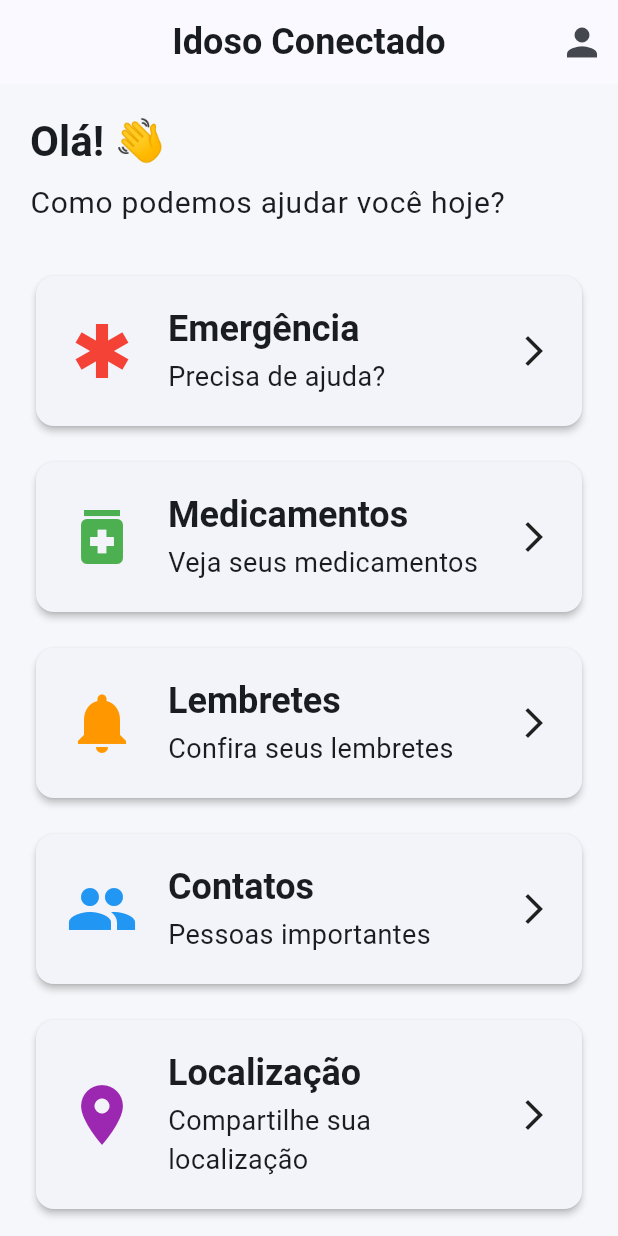
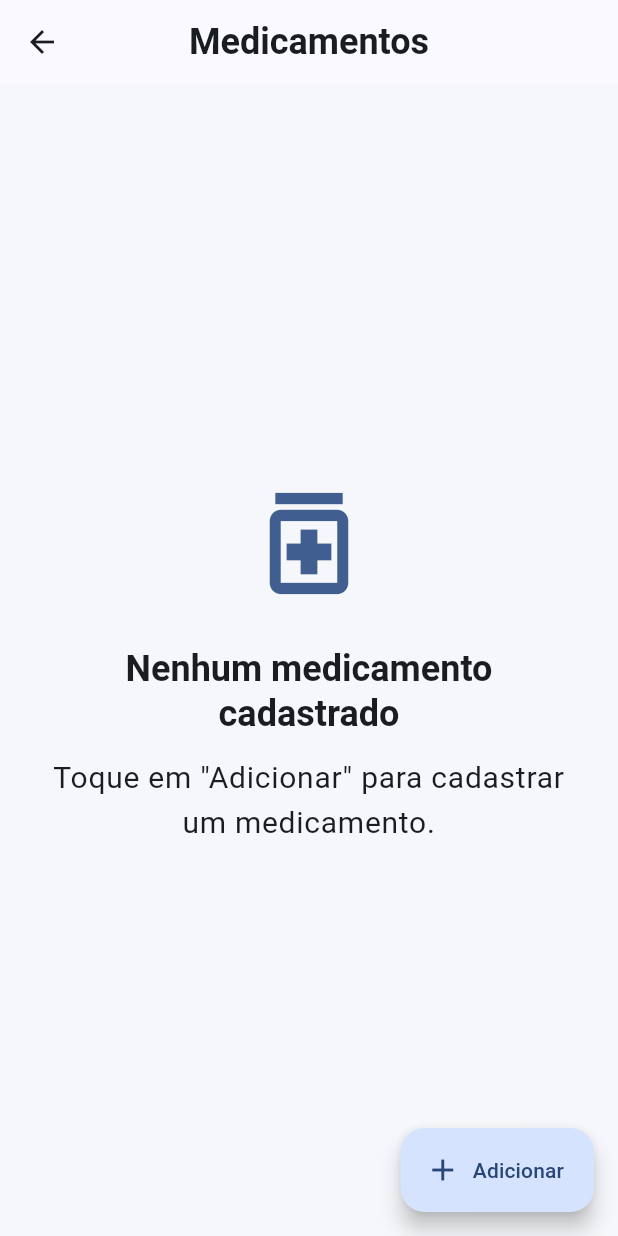
Before and after one commit to Daggorhorn/Idoso_Conectado, a Flutter app: the screen it shows after launch, after a tap on "Medicamentos", on a phone screen of 412 x 824 dp. Run offline on Flutter 3.47's test engine with Material 3 defaults, Android fonts, the phone set to English and light mode, and no system bars; our stand-ins replace shared_preferences.

Commit message:
feat: implement medication management and persistence

```diff
--- a/lib/app/routes.dart
+++ b/lib/app/routes.dart
@@ -1,9 +1,11 @@
 import 'package:flutter/material.dart';
 
+import '../screens/splash/splash_screen.dart';
+import '../screens/home/home_screen.dart';
 import '../screens/emergency/emergency_screen.dart';
-import '../screens/home/home_screen.dart';
 import '../screens/profile/profile_screen.dart';
-import '../screens/splash/splash_screen.dart';
+import '../screens/medications/medications_screen.dart';
+import '../screens/medications/add_medication_screen.dart';
 
 class AppRoutes {
 
@@ -11,11 +13,15 @@ class AppRoutes {
   static const String home = '/home';
   static const String emergency = '/emergency';
   static const String profile = '/profile';
+  static const String medications = '/medications';
+  static const String addMedication = '/add-medication';
 
   static Map<String, WidgetBuilder> get routes => {
         splash: (context) => const SplashScreen(),
         home: (context) => const HomeScreen(),
         emergency: (context) => const EmergencyScreen(),
         profile: (context) => const ProfileScreen(),
+        medications: (context) => const MedicationsScreen(),
+        addMedication: (context) => const AddMedicationScreen(),
       };
 }
--- /dev/null
+++ b/lib/models/medicamento.dart
@@ -0,0 +1,31 @@
+class Medicamento {
+  final String nome;
+  final String dosagem;
+  final String horario;
+  final String frequencia;
+
+  const Medicamento({
+    required this.nome,
+    required this.dosagem,
+    required this.horario,
+    required this.frequencia,
+  });
+
+  Map<String, dynamic> toMap() {
+    return {
+      'nome': nome,
+      'dosagem': dosagem,
+      'horario': horario,
+      'frequencia': frequencia,
+    };
+  }
+
+  factory Medicamento.fromMap(Map<String, dynamic> map) {
+    return Medicamento(
+      nome: map['nome'] as String,
+      dosagem: map['dosagem'] as String,
+      horario: map['horario'] as String,
+      frequencia: map['frequencia'] as String,
+    );
+  }
+}
--- a/lib/screens/home/home_screen.dart
+++ b/lib/screens/home/home_screen.dart
@@ -66,7 +66,12 @@ class HomeScreen extends StatelessWidget {
                 title: 'Medicamentos',
                 subtitle: 'Veja seus medicamentos',
                 color: Colors.green,
-                onTap: () {},
+                onTap: () {
+                  Navigator.pushNamed(
+                    context,
+                    AppRoutes.medications,
+                  );
+                },
               ),
 
               const SizedBox(height: 16),
--- /dev/null
+++ b/lib/screens/medications/medications_screen.dart
@@ -0,0 +1,214 @@
+import 'package:flutter/material.dart';
+
+import '../../app/routes.dart';
+import '../../models/medicamento.dart';
+import '../../services/storage_service.dart';
+
+class MedicationsScreen extends StatefulWidget {
+  const MedicationsScreen({super.key});
+
+  @override
+  State<MedicationsScreen> createState() => _MedicationsScreenState();
+}
+
+class _MedicationsScreenState extends State<MedicationsScreen> {
+  final StorageService _storageService = StorageService();
+
+  List<Medicamento> _medicamentos = [];
+  bool _carregando = true;
+
+  @override
+  void initState() {
+  super.initState();
+  _carregarMedicamentos();
+}
+
+  Future<void> _carregarMedicamentos() async {
+  final medicamentos = await _storageService.carregarMedicamentos();
+
+  if (!mounted) return;
+
+  setState(() {
+    _medicamentos = medicamentos;
+    _carregando = false;
+  });
+}
+
+  Future<void> _adicionarMedicamento() async {
+  final medicamento = await Navigator.pushNamed(
+    context,
+    AppRoutes.addMedication,
+  );
+
+  if (medicamento != null && medicamento is Medicamento) {
+    setState(() {
+      _medicamentos.add(medicamento);
+    });
+
+    await _storageService.salvarMedicamentos(_medicamentos);
+  }
+}
+
+  Future<void> _editarMedicamento(int index) async {
+  final medicamentoAtual = _medicamentos[index];
+
+  final medicamentoEditado = await Navigator.pushNamed(
+    context,
+    AppRoutes.addMedication,
+    arguments: medicamentoAtual,
+  );
+
+  if (medicamentoEditado != null && medicamentoEditado is Medicamento) {
+    setState(() {
+      _medicamentos[index] = medicamentoEditado;
+    });
+
+    await _storageService.salvarMedicamentos(_medicamentos);
+  }
+}
+
+  Future<void> _removerMedicamento(int index) async {
+  setState(() {
+    _medicamentos.removeAt(index);
+  });
+
+  await _storageService.salvarMedicamentos(_medicamentos);
+}
+
+  @override
+  Widget build(BuildContext context) {
+    return Scaffold(
+      appBar: AppBar(
+        title: const Text('Medicamentos'),
+      ),
+      body: SafeArea(
+          child: _carregando
+          ? const Center(
+            child: CircularProgressIndicator(),
+          )
+          : _medicamentos.isEmpty
+          ? _buildListaVazia()
+          : ListView(
+                padding: const EdgeInsets.all(20),
+                children: [
+                  Text(
+                    'Meus medicamentos',
+                    style: Theme.of(context).textTheme.headlineMedium,
+                  ),
+                  const SizedBox(height: 8),
+                  Text(
+                    'Confira os medicamentos cadastrados.',
+                    style: Theme.of(context).textTheme.bodyLarge,
+                  ),
+                  const SizedBox(height: 24),
+                  ...List.generate(
+                    _medicamentos.length,
+                    (index) => _buildMedicamentoCard(
+                      _medicamentos[index],
+                      index,
+                    ),
+                  ),
+                ],
+              ),
+      ),
+      floatingActionButton: FloatingActionButton.extended(
+        onPressed: _adicionarMedicamento,
+        icon: const Icon(Icons.add),
+        label: const Text('Adicionar'),
+      ),
+    );
+  }
+
+  Widget _buildListaVazia() {
+    return Center(
+      child: Padding(
+        padding: const EdgeInsets.all(32),
+        child: Column(
+          mainAxisAlignment: MainAxisAlignment.center,
+          children: [
+            Icon(
+              Icons.medication_outlined,
+              size: 90,
+              color: Theme.of(context).colorScheme.primary,
+            ),
+            const SizedBox(height: 24),
+            Text(
+              'Nenhum medicamento cadastrado',
+              textAlign: TextAlign.center,
+              style: Theme.of(context).textTheme.titleLarge,
+            ),
+            const SizedBox(height: 12),
+            Text(
+              'Toque em "Adicionar" para cadastrar um medicamento.',
+              textAlign: TextAlign.center,
+              style: Theme.of(context).textTheme.bodyLarge,
+            ),
+          ],
+        ),
+      ),
+    );
+  }
+
+  Widget _buildMedicamentoCard(
+    Medicamento medicamento,
+    int index,
+  ) {
+    return Card(
+      margin: const EdgeInsets.only(bottom: 16),
+      child: Padding(
+        padding: const EdgeInsets.all(20),
+        child: Row(
+          crossAxisAlignment: CrossAxisAlignment.start,
+          children: [
+            CircleAvatar(
+              radius: 28,
+              child: const Icon(
+                Icons.medication,
+                size: 30,
+              ),
+            ),
+            const SizedBox(width: 16),
+            Expanded(
+              child: Column(
+                crossAxisAlignment: CrossAxisAlignment.start,
+                children: [
+                  Text(
+                    medicamento.nome,
+                    style: Theme.of(context).textTheme.titleLarge,
+                  ),
+                  const SizedBox(height: 8),
+                  Text(
+                    'Dosagem: ${medicamento.dosagem}',
+                    style: Theme.of(context).textTheme.bodyLarge,
+                  ),
+                  Text(
+                    'Horário: ${medicamento.horario}',
+                    style: Theme.of(context).textTheme.bodyLarge,
+                  ),
+                  Text(
+                    'Frequência: ${medicamento.frequencia}',
+                    style: Theme.of(context).textTheme.bodyLarge,
+                  ),
+                ],
+              ),
+            ),
+            Column(
+              children: [
+                IconButton(
+                 onPressed: () => _editarMedicamento(index),
+                 tooltip: 'Editar medicamento',
+                 icon: const Icon(Icons.edit_outlined),
+                ),
+                IconButton(
+                onPressed: () => _removerMedicamento(index),
+                tooltip: 'Excluir medicamento',
+                icon: const Icon(Icons.delete_outline),
+                ),
+  ],
+),
+          ],
+        ),
+      ),
+    );
+  }
+}
--- a/lib/services/storage_service.dart
+++ b/lib/services/storage_service.dart
@@ -1,9 +1,43 @@
+import 'dart:convert';
+
+import 'package:shared_preferences/shared_preferences.dart';
+
+import '../models/medicamento.dart';
+
 class StorageService {
-  Future<void> salvarUsuario() async {
-    // Implementaremos o armazenamento posteriormente.
+  static const String _medicamentosKey = 'medicamentos';
+
+  Future<void> salvarMedicamentos(
+    List<Medicamento> medicamentos,
+  ) async {
+    final prefs = await SharedPreferences.getInstance();
+
+    final lista = medicamentos
+        .map((medicamento) => medicamento.toMap())
+        .toList();
+
+    final dados = jsonEncode(lista);
+
+    await prefs.setString(_medicamentosKey, dados);
   }
 
-  Future<void> carregarUsuario() async {
-    // Implementaremos o carregamento posteriormente.
+  Future<List<Medicamento>> carregarMedicamentos() async {
+    final prefs = await SharedPreferences.getInstance();
+
+    final dados = prefs.getString(_medicamentosKey);
+
+    if (dados == null || dados.isEmpty) {
+      return [];
+    }
+
+    final lista = jsonDecode(dados) as List;
+
+    return lista
+        .map(
+          (item) => Medicamento.fromMap(
+            Map<String, dynamic>.from(item as Map),
+          ),
+        )
+        .toList();
   }
 }
--- a/pubspec.yaml
+++ b/pubspec.yaml
@@ -34,6 +34,7 @@ dependencies:
   # The following adds the Cupertino Icons font to your application.
   # Use with the CupertinoIcons class for iOS style icons.
   cupertino_icons: ^1.0.8
+  shared_preferences: ^2.5.5
 
 dev_dependencies:
   flutter_test:
```
Also changed, not shown: lib/screens/medications/add_medication_screen.dart (added, +225 -0 lines), pubspec.lock, 1 other file.
